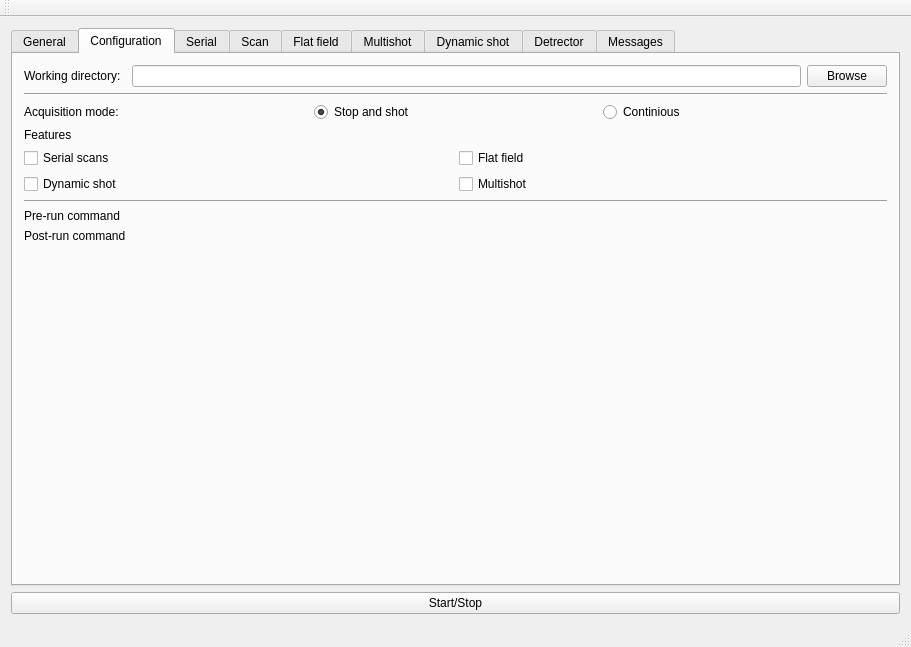
AustralianSynchrotron/ctgui, file ctgui_mainwindow.ui: the form before one commit.
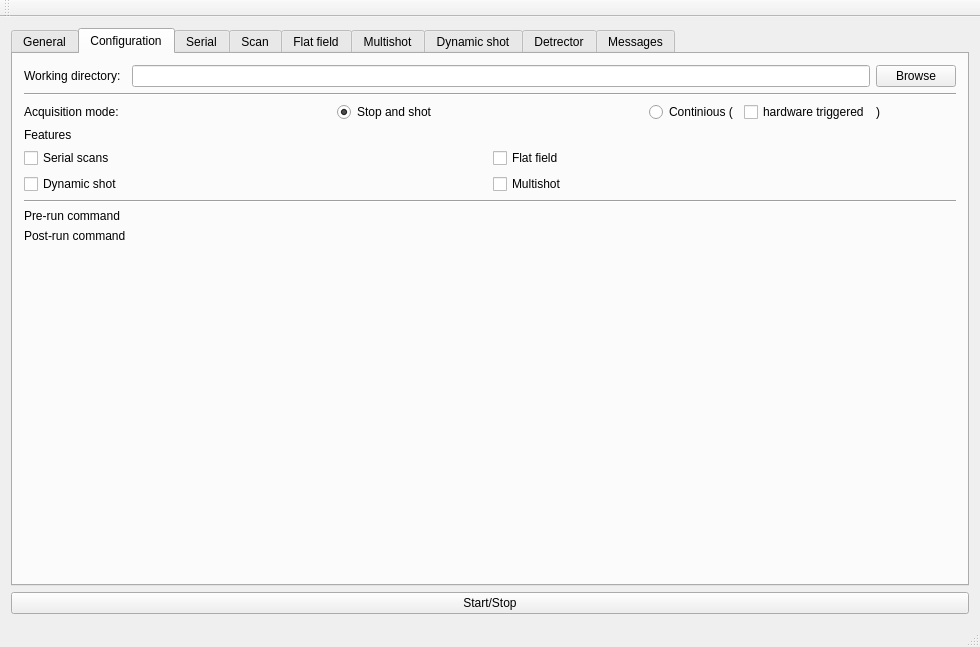
The form after the commit. The open tabs and pages were chosen to show the change. Icons and pictures are not drawn. Custom widgets are drawn as their Qt base class.

Commit message: modified:   ctgui.pro 	modified:   ctgui_mainwindow.cpp 	modified:   ctgui_mainwindow.h 	modified:   ctgui_mainwindow.ui 	modified:   detector.cpp 	modified:   detector.h 	new file:   triggct.cpp 	new file:   triggct.h

Patch:
```diff
--- a/ctgui_mainwindow.ui
+++ b/ctgui_mainwindow.ui
@@ -6,7 +6,7 @@
    <rect>
     <x>0</x>
     <y>0</y>
-    <width>911</width>
+    <width>980</width>
     <height>647</height>
    </rect>
   </property>
@@ -204,17 +204,35 @@
            </widget>
           </item>
           <item>
+           <layout class="QHBoxLayout" name="horizontalLayout_12">
+            <item>
            <widget class="QRadioButton" name="continiousMode">
             <property name="toolTip">
              <string>Continious mode</string>
             </property>
             <property name="text">
-             <string>Continious</string>
+               <string>Continious (</string>
             </property>
             <attribute name="buttonGroup">
              <string notr="true">aqModeButtonGroup</string>
             </attribute>
            </widget>
+            </item>
+            <item>
+             <widget class="QCheckBox" name="triggCT">
+              <property name="text">
+               <string>hardware triggered</string>
+              </property>
+             </widget>
+            </item>
+            <item>
+             <widget class="QLabel" name="label_11">
+              <property name="text">
+               <string>)</string>
+              </property>
+             </widget>
+            </item>
+           </layout>
           </item>
          </layout>
         </item>
```
Left out of the diff: 6 changed lines with no effect on the pictures. Lines whose indentation alone changed are shown as unchanged. The commit also changes 7 other files.
